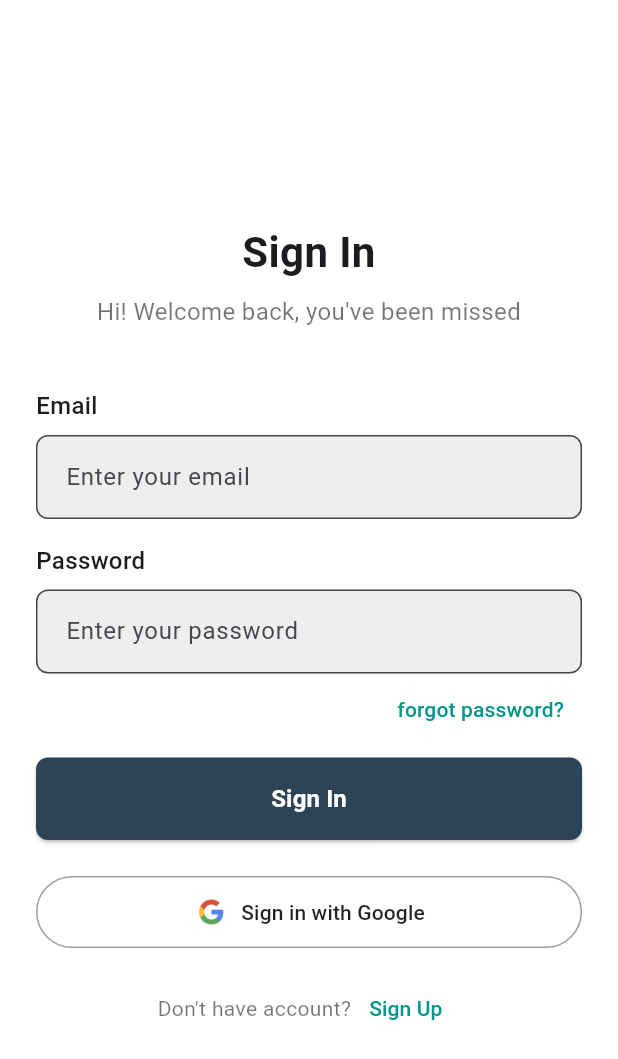
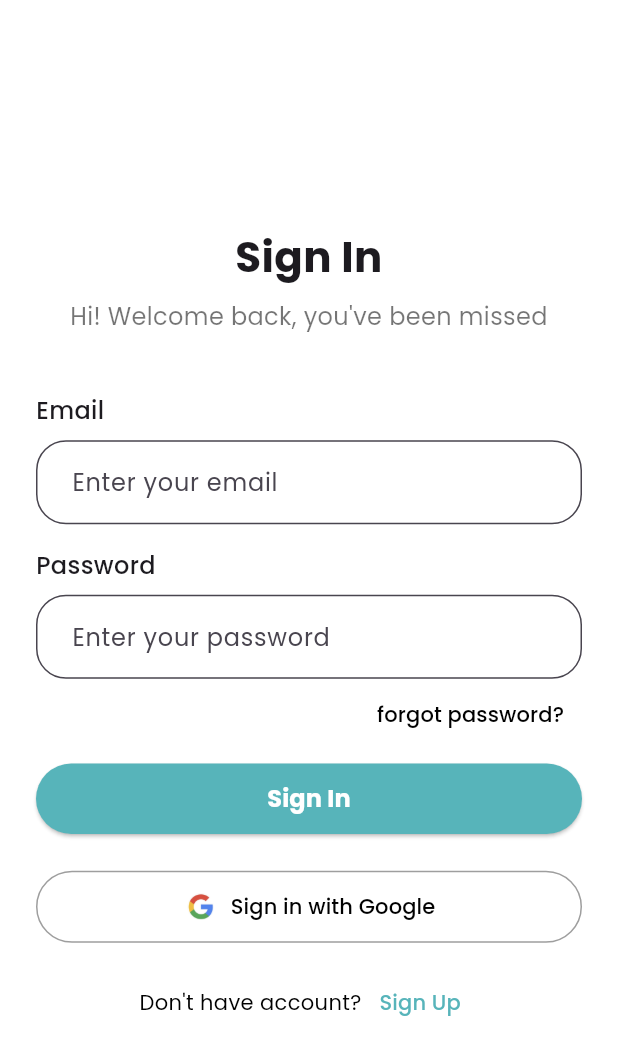
Before and after one commit to RianiDestianti/FrontEnd-BroadcastInformation, a Flutter app: the screen it shows after launch, on a phone screen of 412 x 824 dp. Shown: the top 1059 px of the screen. Run offline on Flutter 3.47's test engine with Material 3 defaults, Android fonts, the phone set to English and light mode, and no system bars; our stand-ins replace google_fonts.

Commit message:
fixing the login screen

```diff
--- a/lib/screens/login.dart
+++ b/lib/screens/login.dart
@@ -1,4 +1,5 @@
 import 'package:flutter/material.dart';
+import 'package:google_fonts/google_fonts.dart';
 
 void main() {
   runApp(const MyApp());
@@ -6,13 +7,28 @@ void main() {
 
 class MyApp extends StatelessWidget {
   const MyApp({Key? key}) : super(key: key);
-
   @override
   Widget build(BuildContext context) {
+    // Definisi warna tema #57B4BA
+    final themeColor = Color(0xFF57B4BA);
+
     return MaterialApp(
       debugShowCheckedModeBanner: false,
       theme: ThemeData(
-        primarySwatch: Colors.blue,
+        primarySwatch: MaterialColor(themeColor.value, <int, Color>{
+          50: themeColor.withOpacity(0.1),
+          100: themeColor.withOpacity(0.2),
+          200: themeColor.withOpacity(0.3),
+          300: themeColor.withOpacity(0.4),
+          400: themeColor.withOpacity(0.5),
+          500: themeColor.withOpacity(0.6),
+          600: themeColor.withOpacity(0.7),
+          700: themeColor.withOpacity(0.8),
+          800: themeColor.withOpacity(0.9),
+          900: themeColor.withOpacity(1.0),
+        }),
+        // Menggunakan font Poppins
+        textTheme: GoogleFonts.poppinsTextTheme(Theme.of(context).textTheme),
         inputDecorationTheme: InputDecorationTheme(
           border: OutlineInputBorder(
             borderRadius: BorderRadius.circular(8.0),
@@ -29,9 +45,10 @@ class MyApp extends StatelessWidget {
 
 class SignInPage extends StatelessWidget {
   const SignInPage({Key? key}) : super(key: key);
-
   @override
   Widget build(BuildContext context) {
+    final themeColor = Color(0xFF57B4BA);
+
     return Scaffold(
       backgroundColor: Colors.white,
       body: SafeArea(
@@ -44,51 +61,54 @@ class SignInPage extends StatelessWidget {
                 crossAxisAlignment: CrossAxisAlignment.stretch,
                 children: [
                   const SizedBox(height: 40),
-                  const Text(
+                  Text(
                     'Sign In',
                     textAlign: TextAlign.center,
-                    style: TextStyle(fontSize: 28, fontWeight: FontWeight.bold),
+                    style: GoogleFonts.poppins(
+                      fontSize: 28,
+                      fontWeight: FontWeight.bold,
+                    ),
                   ),
                   const SizedBox(height: 8),
-                  const Text(
+                  Text(
                     'Hi! Welcome back, you\'ve been missed',
                     textAlign: TextAlign.center,
-                    style: TextStyle(fontSize: 16, color: Colors.black54),
+                    style: GoogleFonts.poppins(
+                      fontSize: 16,
+                      color: Colors.black54,
+                    ),
                   ),
                   const SizedBox(height: 40),
-                  const Align(
-                    alignment: Alignment.centerLeft,
-                    child: Text(
+                  Text(
                     'Email',
-                      style: TextStyle(
+                    style: GoogleFonts.poppins(
                       fontSize: 16,
                       fontWeight: FontWeight.w500,
-                      ),
                     ),
                   ),
                   const SizedBox(height: 8),
                   TextField(
                     decoration: InputDecoration(
                       hintText: 'Enter your email',
+                      hintStyle: GoogleFonts.poppins(),
                       contentPadding: const EdgeInsets.symmetric(
-                        horizontal: 16,
+                        horizontal: 20,
                         vertical: 16,
                       ),
                       border: OutlineInputBorder(
-                        borderRadius: BorderRadius.circular(8),
+                        borderRadius: BorderRadius.circular(20),
                         borderSide: const BorderSide(color: Colors.grey),
                       ),
+                      filled: true,
+                      fillColor: Colors.white,
                     ),
                   ),
                   const SizedBox(height: 16),
-                  const Align(
-                    alignment: Alignment.centerLeft,
-                    child: Text(
+                  Text(
                     'Password',
-                      style: TextStyle(
+                    style: GoogleFonts.poppins(
                       fontSize: 16,
                       fontWeight: FontWeight.w500,
-                      ),
                     ),
                   ),
                   const SizedBox(height: 8),
@@ -96,23 +116,28 @@ class SignInPage extends StatelessWidget {
                     obscureText: true,
                     decoration: InputDecoration(
                       hintText: 'Enter your password',
+                      hintStyle: GoogleFonts.poppins(),
                       contentPadding: const EdgeInsets.symmetric(
-                        horizontal: 16,
+                        horizontal: 20,
                         vertical: 16,
                       ),
                       border: OutlineInputBorder(
-                        borderRadius: BorderRadius.circular(8),
+                        borderRadius: BorderRadius.circular(20),
                         borderSide: const BorderSide(color: Colors.grey),
                       ),
+                      filled: true,
+                      fillColor: Colors.white,
                     ),
                   ),
                   Align(
                     alignment: Alignment.centerRight,
                     child: TextButton(
                       onPressed: () {},
-                      child: const Text(
+                      child: Text(
                         'forgot password?',
-                        style: TextStyle(color: Colors.teal),
+                        style: GoogleFonts.poppins(
+                          color: Colors.black,
+                        ), // Mengubah warna menjadi hitam
                       ),
                     ),
                   ),
@@ -120,15 +145,15 @@ class SignInPage extends StatelessWidget {
                   ElevatedButton(
                     onPressed: () {},
                     style: ElevatedButton.styleFrom(
-                      backgroundColor: const Color(0xFF2D4356),
-                      padding: const EdgeInsets.symmetric(vertical: 16),
+                      backgroundColor: themeColor,
+                      padding: const EdgeInsets.symmetric(vertical: 12),
                       shape: RoundedRectangleBorder(
-                        borderRadius: BorderRadius.circular(8),
+                        borderRadius: BorderRadius.circular(30),
                       ),
                     ),
-                    child: const Text(
+                    child: Text(
                       'Sign In',
-                      style: TextStyle(
+                      style: GoogleFonts.poppins(
                         fontSize: 16,
                         fontWeight: FontWeight.bold,
                         color: Colors.white,
@@ -143,10 +168,9 @@ class SignInPage extends StatelessWidget {
                       height: 24,
                       width: 24,
                     ),
-
-                    label: const Text(
+                    label: Text(
                       'Sign in with Google',
-                      style: TextStyle(color: Colors.black87),
+                      style: GoogleFonts.poppins(color: Colors.black),
                     ),
                     style: OutlinedButton.styleFrom(
                       padding: const EdgeInsets.symmetric(vertical: 12),
@@ -160,15 +184,15 @@ class SignInPage extends StatelessWidget {
                   Row(
                     mainAxisAlignment: MainAxisAlignment.center,
                     children: [
-                      const Text(
+                      Text(
                         'Don\'t have account?',
-                        style: TextStyle(color: Colors.black54),
+                        style: GoogleFonts.poppins(color: Colors.black),
                       ),
                       TextButton(
                         onPressed: () {},
-                        child: const Text(
+                        child: Text(
                           'Sign Up',
-                          style: TextStyle(color: Colors.teal),
+                          style: GoogleFonts.poppins(color: themeColor),
                         ),
                       ),
                     ],
--- a/pubspec.yaml
+++ b/pubspec.yaml
@@ -30,6 +30,7 @@ environment:
 dependencies:
   flutter:
     sdk: flutter
+  google_fonts: ^5.1.0
 
   # The following adds the Cupertino Icons font to your application.
   # Use with the CupertinoIcons class for iOS style icons.
```
Also changed, not shown: lib/layouts/layout.dart (added), lib/screens/resetpassword.dart (added), pubspec.lock, 2 other files. Lines whose indentation alone changed are shown as unchanged.
